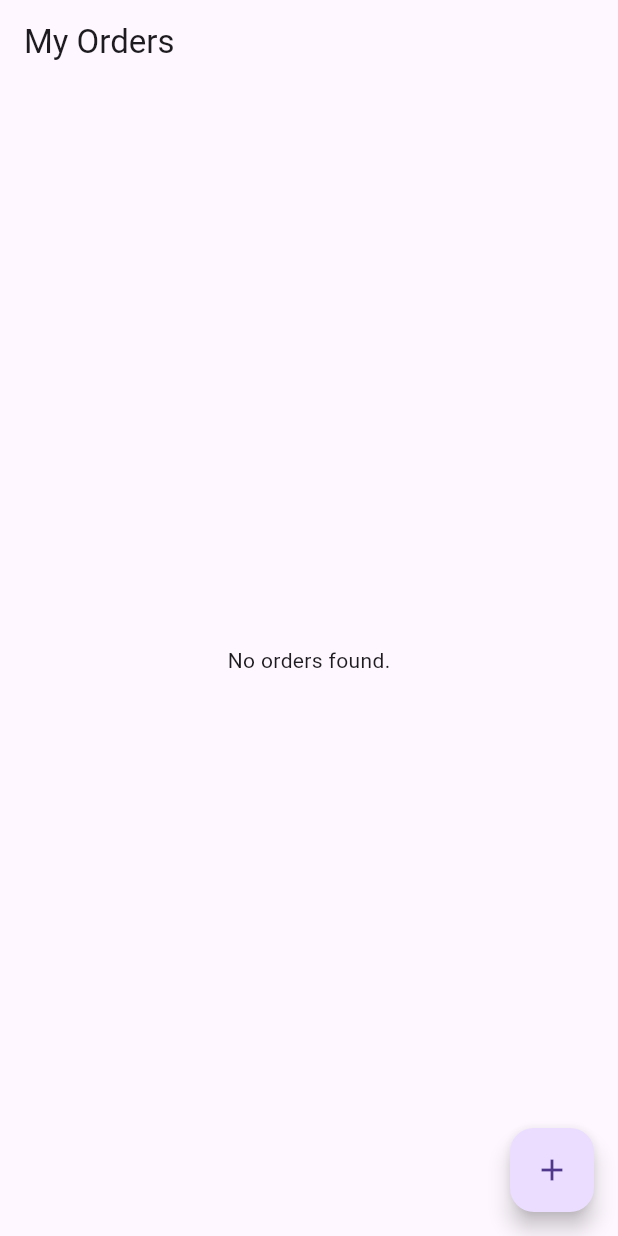
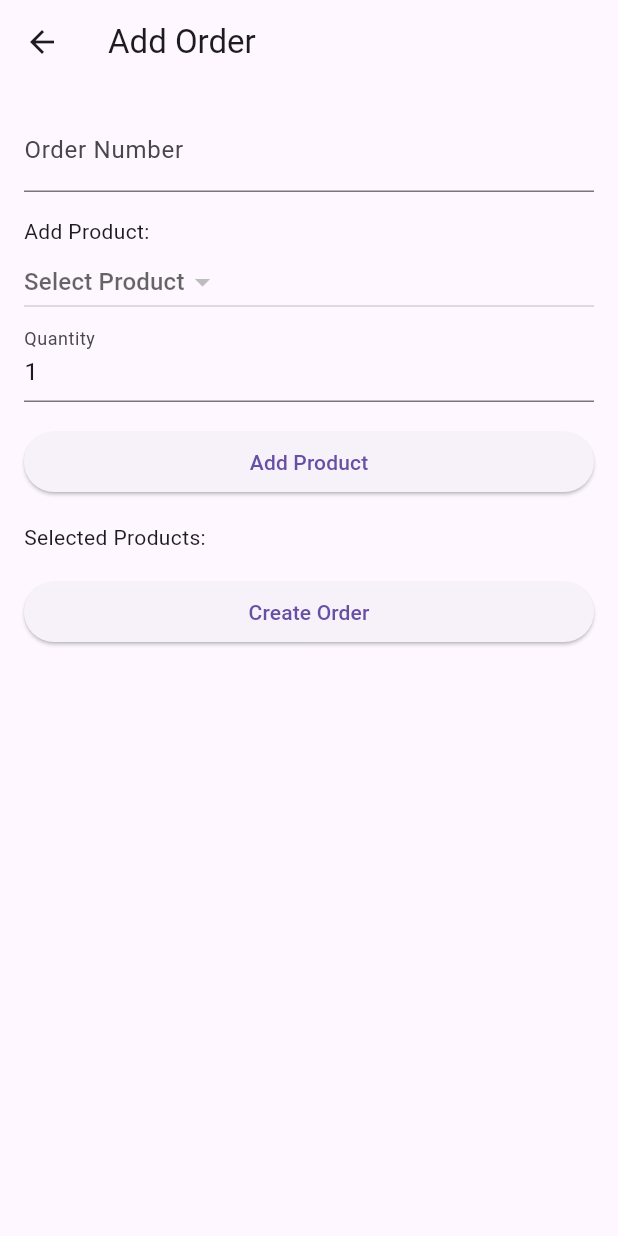
Before and after one commit to gonchox/technical-frontend, a Flutter app: the screen it shows after launch, after a tap on the "add" icon, on a phone screen of 412 x 824 dp. Run offline on Flutter 3.47's test engine with Material 3 defaults, Android fonts, the phone set to English and light mode, and no system bars; network calls fail.

Commit message:
2nd view implementation

```diff
--- a/lib/main.dart
+++ b/lib/main.dart
@@ -1,4 +1,5 @@
 import 'package:flutter/material.dart';
+import 'package:flutter_testt/views/AddEditView.dart';
 import 'package:flutter_testt/views/MyOrdersView.dart';
 
 void main() {
@@ -16,6 +17,7 @@ class MainApp extends StatelessWidget {
       home: MyOrdersView(),
       routes: {
         '/my-orders': (context) => MyOrdersView(),
+        '/add_edit': (context) => AddEditView()
       }
     );
   }
--- a/lib/models/Order.dart
+++ b/lib/models/Order.dart
@@ -3,20 +3,33 @@ import 'package:flutter_testt/models/Product.dart';
 class Order {
   final int id;
   final String orderNumber;
+  final DateTime date;
   final double finalPrice;
-  final List<Product> products;
+  final int numProducts; // Add this field
+  List<Product> products;
 
-  Order({required this.id, required this.orderNumber, required this.finalPrice, required this.products});
+  Order({
+    required this.id,
+    required this.orderNumber,
+    required this.date,
+    required this.finalPrice,
+    required this.numProducts,
+    required this.products,
+  });
 
   factory Order.fromJson(Map<String, dynamic> json) {
     List<dynamic> productsList = json['products'] ?? [];
     List<Product> parsedProducts = productsList.map((productJson) => Product.fromJson(productJson)).toList();
 
+    DateTime dateTime = DateTime.parse(json['date']);
+
     return Order(
       id: json['id'],
       orderNumber: json['orderNumber'],
+      date: dateTime,
+      products: parsedProducts,
       finalPrice: json['finalPrice'].toDouble(),
-      products: parsedProducts,
+      numProducts: json['numProducts'],
     );
   }
 }
--- /dev/null
+++ b/lib/models/OrderProduct.dart
@@ -0,0 +1,33 @@
+import 'package:flutter_testt/models/Product.dart'; // Import your Product model
+
+class OrderProduct {
+  final int orderId;
+  final Product product;
+  int quantity;
+
+  OrderProduct({
+    required this.orderId,
+    required this.product,
+    required this.quantity,
+  });
+
+  factory OrderProduct.fromJson(Map<String, dynamic> json) {
+    return OrderProduct(
+      orderId: json['order_id'],
+      product: Product.fromJson(json['product']), // Assuming product JSON structure matches Product model
+      quantity: json['quantity'],
+    );
+  }
+
+  Map<String, dynamic> toJson() {
+    return {
+      'order_id': orderId,
+      'product_id': product.id, // Assuming Product model has an 'id' field
+      'quantity': quantity,
+    };
+  }
+
+  void setQuantity(int newQuantity) {
+    quantity = newQuantity;
+  }
+}
--- a/lib/models/Product.dart
+++ b/lib/models/Product.dart
@@ -3,8 +3,13 @@ class Product {
   final String name;
   final double unitPrice;
 
+  Product({
+    required this.id,
+    required this.name,
+    required this.unitPrice,
+  });
 
-  Product({required this.id, required this.name, required this.unitPrice});
+  // Factory method to create a Product object from JSON data
   factory Product.fromJson(Map<String, dynamic> json) {
     return Product(
       id: json['id'],
@@ -12,4 +17,13 @@ class Product {
       unitPrice: json['unitPrice'].toDouble(),
     );
   }
+
+  // Convert Product object to JSON format
+  Map<String, dynamic> toJson() {
+    return {
+      'id': id,
+      'name': name,
+      'unitPrice': unitPrice,
+    };
+  }
 }
--- /dev/null
+++ b/lib/views/AddEditView.dart
@@ -0,0 +1,251 @@
+import 'dart:convert';
+import 'package:flutter/material.dart';
+import 'package:http/http.dart' as http;
+import 'package:flutter_testt/models/Order.dart';
+import 'package:flutter_testt/models/Product.dart';
+import 'package:flutter_testt/models/OrderProduct.dart';
+import '../endpoints/serviceApi.dart';
+
+class AddEditView extends StatefulWidget {
+  final int? orderId;
+
+  AddEditView({Key? key, this.orderId}) : super(key: key);
+
+  @override
+  _AddEditViewState createState() => _AddEditViewState();
+}
+
+class _AddEditViewState extends State<AddEditView> {
+  late TextEditingController orderNumberController;
+  List<OrderProduct> orderProducts = [];
+  double finalPrice = 0.0;
+  int numProducts = 0; // Added numProducts
+  GlobalKey<FormState> formKey = GlobalKey<FormState>();
+
+  Product? selectedProduct;
+  int productQuantity = 1;
+  List<Product> availableProducts = [];
+
+  @override
+  void initState() {
+    super.initState();
+    orderNumberController = TextEditingController();
+
+    if (widget.orderId != null) {
+      fetchOrderDetails(widget.orderId!);
+    }
+    fetchAvailableProducts();
+  }
+
+  @override
+  void dispose() {
+    orderNumberController.dispose();
+    super.dispose();
+  }
+
+  Future<void> fetchOrderDetails(int orderId) async {
+    try {
+      final response = await http.get(Uri.parse('${url()}orders/$orderId'), headers: headers());
+
+      if (response.statusCode == 200) {
+        Map<String, dynamic> jsonData = jsonDecode(response.body);
+        Order order = Order.fromJson(jsonData);
+
+        setState(() {
+          orderNumberController.text = order.orderNumber;
+          orderProducts = order.products
+              .map((product) => OrderProduct(orderId: order.id, product: product, quantity: 1))
+              .toList();
+          finalPrice = order.finalPrice;
+          numProducts = order.numProducts; // Update numProducts
+        });
+      } else {
+        print('Failed to load order details: ${response.statusCode}');
+      }
+    } catch (e) {
+      print('Error fetching order details: $e');
+    }
+  }
+
+  Future<void> fetchAvailableProducts() async {
+    try {
+      final response = await http.get(Uri.parse('${url()}products'), headers: headers());
+
+      if (response.statusCode == 200) {
+        List<dynamic> data = jsonDecode(response.body);
+        setState(() {
+          availableProducts = data.map((json) => Product.fromJson(json)).toList();
+        });
+      } else {
+        print('Failed to load products: ${response.statusCode}');
+      }
+    } catch (e) {
+      print('Error fetching products: $e');
+    }
+  }
+
+  Future<void> saveOrder() async {
+    try {
+      if (!formKey.currentState!.validate()) {
+        return;
+      }
+
+      Order order = Order(
+        id: widget.orderId ?? 0,
+        orderNumber: orderNumberController.text,
+        date: DateTime.now(),
+        products: orderProducts.map((op) => op.product).toList(),
+        finalPrice: finalPrice,
+        numProducts: numProducts, // Include numProducts
+      );
+
+      final Map<String, dynamic> postData = {
+        'orderNumber': order.orderNumber,
+        'date': order.date.toIso8601String(),
+        'products': order.products.map((product) => product.toJson()).toList(),
+        'finalPrice': order.finalPrice,
+        'numProducts': order.numProducts, // Pass numProducts in JSON
+      };
+
+      http.Response response;
+      if (widget.orderId == null) {
+        response = await http.post(Uri.parse('${url()}orders'),
+            headers: headers(), body: jsonEncode(postData));
+
+        if (response.statusCode == 201 || response.statusCode == 200) {
+          Map<String, dynamic> jsonResponse = jsonDecode(response.body);
+          int newOrderId = jsonResponse['id'];
+          await addProductsToOrder(newOrderId);
+          Navigator.of(context).pop();
+        } else {
+          print('Failed to save order: ${response.statusCode}');
+        }
+      } else {
+        response = await http.put(Uri.parse('${url()}orders/${order.id}'),
+            headers: headers(), body: jsonEncode(postData));
+
+        if (response.statusCode == 200) {
+          await addProductsToOrder(order.id);
+          Navigator.of(context).pop();
+        } else {
+          print('Failed to save order: ${response.statusCode}');
+        }
+      }
+    } catch (e) {
+      print('Error saving order: $e');
+    }
+  }
+
+  Future<void> addProductsToOrder(int orderId) async {
+    for (var orderProduct in orderProducts) {
+      final response = await http.post(
+        Uri.parse('${url()}orders/$orderId/products/${orderProduct.product.id}/${orderProduct.quantity}'),
+        headers: headers(),
+      );
+
+      if (response.statusCode != 200 && response.statusCode != 201) {
+        print(
+            'Failed to add product ${orderProduct.product.id} to order: ${response.statusCode}');
+      }
+    }
+  }
+
+  void addProduct() {
+    if (selectedProduct != null && productQuantity > 0) {
+      setState(() {
+        orderProducts.add(OrderProduct(orderId: widget.orderId ?? 0, product: selectedProduct!, quantity: productQuantity));
+        finalPrice += selectedProduct!.unitPrice * productQuantity;
+        numProducts++; // Increment numProducts
+        selectedProduct = null;
+        productQuantity = 1;
+      });
+
+      ScaffoldMessenger.of(context).showSnackBar(
+        SnackBar(
+          content: Text('Product successfully added!'),
+          duration: Duration(seconds: 2),
+        ),
+      );
+    }
+  }
+
+  @override
+  Widget build(BuildContext context) {
+    return Scaffold(
+      appBar: AppBar(
+        title: Text(widget.orderId == null ? 'Add Order' : 'Edit Order'),
+      ),
+      body: SingleChildScrollView(
+        padding: EdgeInsets.all(16.0),
+        child: Form(
+          key: formKey,
+          child: Column(
+            crossAxisAlignment: CrossAxisAlignment.stretch,
+            children: <Widget>[
+              TextFormField(
+                controller: orderNumberController,
+                decoration: InputDecoration(labelText: 'Order Number'),
+                validator: (value) {
+                  if (value == null || value.isEmpty) {
+                    return 'Order number is required';
+                  }
+                  return null;
+                },
+              ),
+              SizedBox(height: 16.0),
+              Text('Add Product:'),
+              DropdownButton<Product>(
+                hint: Text('Select Product'),
+                value: selectedProduct,
+                onChanged: (Product? newValue) {
+                  setState(() {
+                    selectedProduct = newValue;
+                  });
+                },
+                items: availableProducts.map((Product product) {
+                  return DropdownMenuItem<Product>(
+                    value: product,
+                    child: Text(product.name),
+                  );
+                }).toList(),
+              ),
+              TextFormField(
+                initialValue: productQuantity.toString(),
+                keyboardType: TextInputType.number,
+                decoration: InputDecoration(labelText: 'Quantity'),
+                onChanged: (value) {
+                  setState(() {
+                    productQuantity = int.tryParse(value) ?? 1;
+                  });
+                },
+              ),
+              SizedBox(height: 16.0),
+              ElevatedButton(
+                onPressed: addProduct,
+                child: Text('Add Product'),
+              ),
+              SizedBox(height: 16.0),
+              Text('Selected Products:'),
+              ListView.builder(
+                shrinkWrap: true,
+                itemCount: orderProducts.length,
+                itemBuilder: (context, index) {
+                  OrderProduct orderProduct = orderProducts[index];
+                  return ListTile(
+                    title: Text(orderProduct.product.name),
+                    subtitle: Text('\$${orderProduct.product.unitPrice.toStringAsFixed(2)} x ${orderProduct.quantity}'),
+                  );
+                },
+              ),
+              SizedBox(height: 16.0),
+              ElevatedButton(
+                onPressed: saveOrder,
+                child: Text(widget.orderId == null ? 'Create Order' : 'Update Order'),
+              ),
+            ],
+          ),
+        ),
+      ),
+    );
+  }
+}
--- a/lib/views/MyOrdersView.dart
+++ b/lib/views/MyOrdersView.dart
@@ -1,10 +1,9 @@
 import 'dart:convert';
 import 'package:flutter/material.dart';
 import 'package:http/http.dart' as http;
-import 'package:flutter_testt/models/Order.dart'; // Import your Order model
-
-
-import '../endpoints/serviceApi.dart'; // Import your service functions
+import 'package:flutter_testt/models/Order.dart';
+import '../endpoints/serviceApi.dart';
+import 'AddEditView.dart';
 
 class MyOrdersView extends StatefulWidget {
   @override
@@ -32,11 +31,9 @@ class _MyOrdersViewState extends State<MyOrdersView> {
           orders = fetchedOrders;
         });
       } else {
-        // Handle error cases
         print('Failed to load orders: ${response.statusCode}');
       }
     } catch (e) {
-      // Handle network errors or other exceptions
       print('Error fetching orders: $e');
     }
   }
@@ -55,8 +52,8 @@ class _MyOrdersViewState extends State<MyOrdersView> {
                 columns: [
                   DataColumn(label: Text('ID')),
                   DataColumn(label: Text('Order #')),
-                  DataColumn(label: Text('Date')), // Replace with actual date field from Order model
-                  DataColumn(label: Text('# Products')), // You need to calculate this based on products list in Order model
+                  DataColumn(label: Text('Date')),
+                  DataColumn(label: Text('# Products')),
                   DataColumn(label: Text('Final Price')),
                   DataColumn(label: Text('Options')),
                 ],
@@ -64,22 +61,27 @@ class _MyOrdersViewState extends State<MyOrdersView> {
                   return DataRow(cells: [
                     DataCell(Text(order.id.toString())),
                     DataCell(Text(order.orderNumber)),
-                    DataCell(Text('')), // Replace with date field
-                    DataCell(Text(order.products.length.toString())),
+                    DataCell(Text(order.date.toString())),
+                    DataCell(Text(order.numProducts.toString())), // Display numProducts
                     DataCell(Text('\$${order.finalPrice.toStringAsFixed(2)}')),
                     DataCell(Row(
                       children: [
                         IconButton(
                           icon: Icon(Icons.edit),
                           onPressed: () {
-                            // Navigate to Edit Order view
-                            Navigator.pushNamed(context, '/add_edit', arguments: order.id);
+                            Navigator.push(
+                              context,
+                              MaterialPageRoute(
+                                builder: (context) => AddEditView(orderId: order.id),
+                              ),
+                            ).then((_) {
+                              fetchOrders(); // Refresh orders after editing
+                            });
                           },
                         ),
                         IconButton(
                           icon: Icon(Icons.delete),
                           onPressed: () {
-                            // Show confirmation dialog
                             showDialog(
                               context: context,
                               builder: (BuildContext context) => AlertDialog(
@@ -94,7 +96,6 @@ class _MyOrdersViewState extends State<MyOrdersView> {
                                   ),
                                   TextButton(
                                     onPressed: () {
-                                      // Call function to delete order
                                       deleteOrder(order.id);
                                       Navigator.of(context).pop();
                                     },
@@ -102,7 +103,9 @@ class _MyOrdersViewState extends State<MyOrdersView> {
                                   ),
                                 ],
                               ),
-                            );
+                            ).then((_) {
+                              fetchOrders(); // Refresh orders after deleting
+                            });
                           },
                         ),
                       ],
@@ -113,8 +116,14 @@ class _MyOrdersViewState extends State<MyOrdersView> {
             ),
       floatingActionButton: FloatingActionButton(
         onPressed: () {
-          // Navigate to Add/Edit Order view
-          Navigator.pushNamed(context, '/add_edit');
+          Navigator.push(
+            context,
+            MaterialPageRoute(
+              builder: (context) => AddEditView(),
+            ),
+          ).then((_) {
+            fetchOrders(); // Refresh orders after adding new order
+          });
         },
         child: Icon(Icons.add),
       ),
@@ -125,17 +134,14 @@ class _MyOrdersViewState extends State<MyOrdersView> {
     try {
       final response = await http.delete(Uri.parse('${url()}orders/$orderId'), headers: headers());
 
-      if (response.statusCode == 204) {
-        // Order successfully deleted
+      if (response.statusCode == 200) {
         setState(() {
           orders.removeWhere((order) => order.id == orderId);
         });
       } else {
-        // Handle error cases
         print('Failed to delete order: ${response.statusCode}');
       }
     } catch (e) {
-      // Handle network errors or other exceptions
       print('Error deleting order: $e');
     }
   }
```
